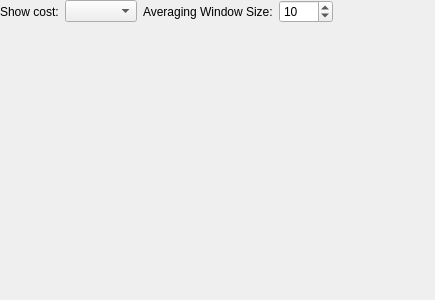
KDAB/hotspot, file src/frequencypage.ui: the form before one commit.
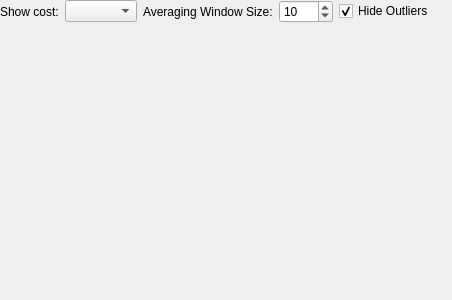
The form after the commit.

Commit message:
Optionally hide outliers on the frequency page
This is just a very rough but fast estimate that hides anything that's
50% away from the average value.

```diff
--- a/src/frequencypage.ui
+++ b/src/frequencypage.ui
@@ -6,7 +6,7 @@
    <rect>
     <x>0</x>
     <y>0</y>
-    <width>435</width>
+    <width>452</width>
     <height>300</height>
    </rect>
   </property>
@@ -102,6 +102,16 @@
         </property>
        </widget>
       </item>
+      <item>
+       <widget class="QCheckBox" name="hideOutliers">
+        <property name="text">
+         <string>Hide Outliers</string>
+        </property>
+        <property name="checked">
+         <bool>true</bool>
+        </property>
+       </widget>
+      </item>
       <item>
        <spacer name="horizontalSpacer">
         <property name="orientation">
```
The commit also changes 2 other files.
